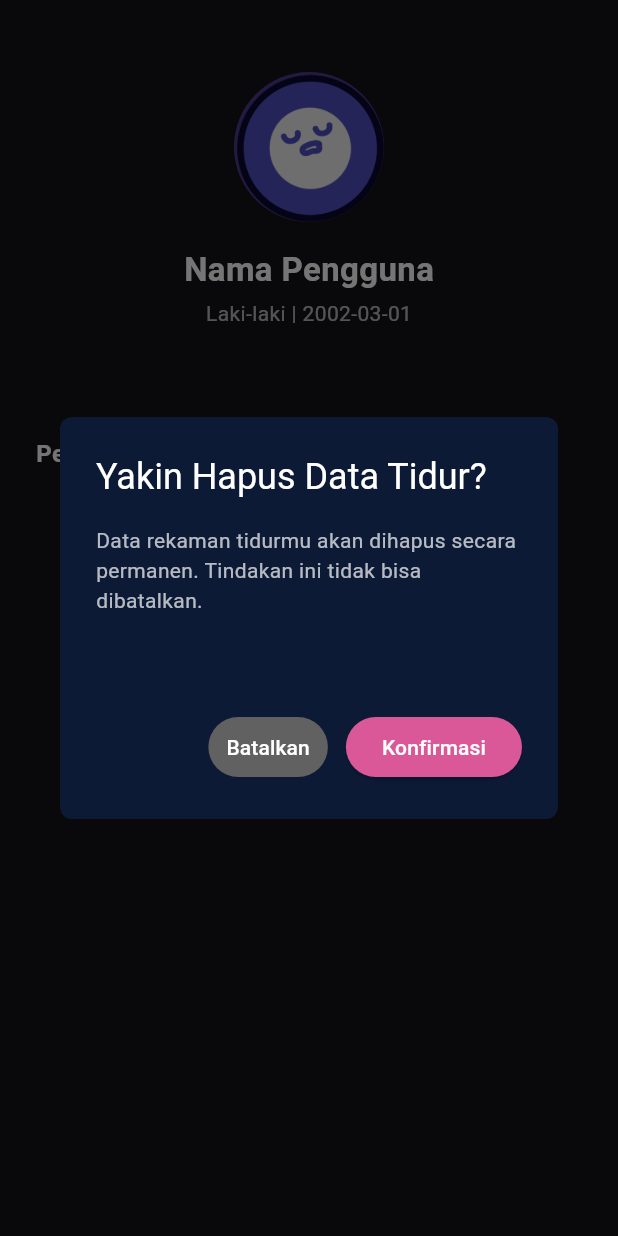
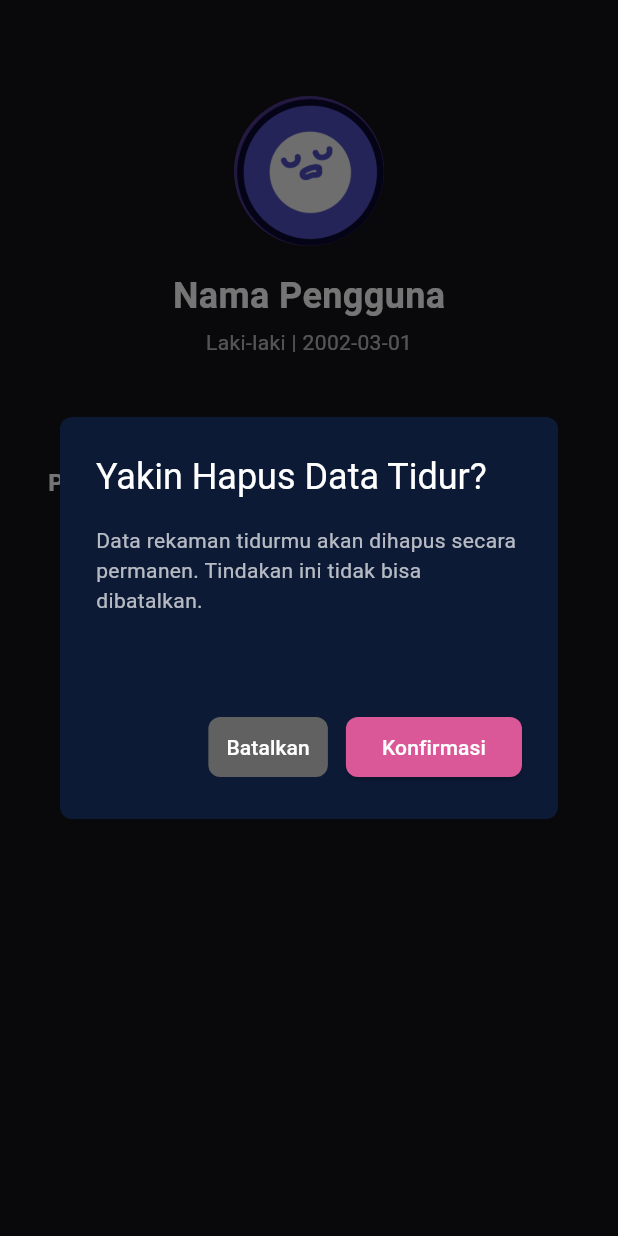
Before and after one commit to TURU-template/TURU-Flutter, a Flutter app: the ProfilPage widget shown alone on an empty page, opened directly, after a tap on "Hapus Rekaman Tidur", on a phone screen of 412 x 824 dp. Run offline on Flutter 3.47's test engine with Material 3 defaults, Android fonts, the phone set to English and light mode, and no system bars; our stand-ins replace audioplayers, bootstrap_icons, flutter_svg; Roboto replaces fonts that are missing (OpenSans).

Commit message:
Profil padding

```diff
--- a/turu_mobile/lib/profil_page.dart
+++ b/turu_mobile/lib/profil_page.dart
@@ -37,6 +37,9 @@ class ProfilPage extends StatelessWidget {
                       style: TextButton.styleFrom(
                         foregroundColor: Colors.white,
                         backgroundColor: Colors.grey[700],
+                        shape: RoundedRectangleBorder(
+                          borderRadius: BorderRadius.circular(8),
+                        ),
                       ),
                       child: const Text("Batalkan"),
                     ),
@@ -48,6 +51,9 @@ class ProfilPage extends StatelessWidget {
                       },
                       style: ElevatedButton.styleFrom(
                         backgroundColor: TuruColors.pink,
+                        shape: RoundedRectangleBorder(
+                          borderRadius: BorderRadius.circular(8),
+                        ),
                       ),
                       child: const Text(
                         "Konfirmasi",
@@ -65,11 +71,10 @@ class ProfilPage extends StatelessWidget {
   @override
   Widget build(BuildContext context) {
     return SingleChildScrollView(
-      padding: const EdgeInsets.all(24.0),
+      padding: const EdgeInsets.symmetric(horizontal: 32),
       child: Column(
         children: [
-          const SizedBox(height: 24),
-
+          const SizedBox(height: 64),
           const CircleAvatar(
             radius: 50,
             backgroundImage: AssetImage('assets/images/LOGO_Turu.png'),
@@ -81,7 +86,7 @@ class ProfilPage extends StatelessWidget {
                 Text(
                   'Nama Pengguna',
                   style: TextStyle(
-                    fontSize: 22,
+                    fontSize: 24,
                     fontWeight: FontWeight.bold,
                     color: Colors.white,
                   ),
@@ -94,9 +99,7 @@ class ProfilPage extends StatelessWidget {
               ],
             ),
           ),
-
           const SizedBox(height: 72),
-
           const Align(
             alignment: Alignment.centerLeft,
             child: Text(
@@ -109,7 +112,6 @@ class ProfilPage extends StatelessWidget {
             ),
           ),
           const SizedBox(height: 8),
-
           _settingItem(
             icon: BootstrapIcons.trash,
             label: 'Hapus Rekaman Tidur',
@@ -127,7 +129,6 @@ class ProfilPage extends StatelessWidget {
                   },
                 ),
           ),
-
           _settingItem(
             icon: BootstrapIcons.box_arrow_right,
             label: 'Keluar Akun',
```
